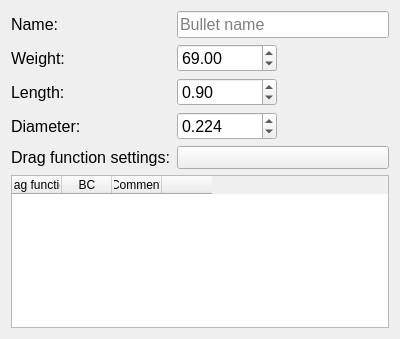
The window that ui_templates/catalog_bullet.ui (o-murphy/archer_ballistics_constructor) describes before a commit, drawn with Qt 5.
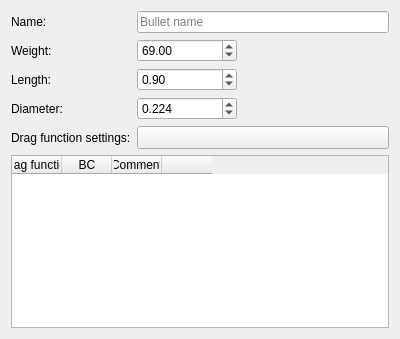
The same window after the commit. Icons and pictures are not drawn.

The edit to the form file:
```diff
--- a/ui_templates/catalog_bullet.ui
+++ b/ui_templates/catalog_bullet.ui
@@ -40,11 +40,6 @@
        <height>16777215</height>
       </size>
      </property>
-     <property name="font">
-      <font>
-       <pointsize>12</pointsize>
-      </font>
-     </property>
      <property name="decimals">
       <number>2</number>
      </property>
@@ -67,11 +62,6 @@
        <verstretch>0</verstretch>
       </sizepolicy>
      </property>
-     <property name="font">
-      <font>
-       <pointsize>12</pointsize>
-      </font>
-     </property>
      <property name="text">
       <string>Name:</string>
      </property>
@@ -85,11 +75,6 @@
        <verstretch>0</verstretch>
       </sizepolicy>
      </property>
-     <property name="font">
-      <font>
-       <pointsize>12</pointsize>
-      </font>
-     </property>
      <property name="text">
       <string>Drag function settings:</string>
      </property>
@@ -103,15 +88,6 @@
        <verstretch>0</verstretch>
       </sizepolicy>
      </property>
-     <property name="font">
-      <font>
-       <pointsize>8</pointsize>
-       <weight>75</weight>
-       <italic>false</italic>
-       <bold>true</bold>
-       <underline>false</underline>
-      </font>
-     </property>
      <property name="toolTip">
       <string>&lt;font color=black&gt;Convert&lt;/font&gt;</string>
      </property>
@@ -177,11 +153,6 @@
        <height>16777215</height>
       </size>
      </property>
-     <property name="font">
-      <font>
-       <pointsize>12</pointsize>
-      </font>
-     </property>
      <property name="decimals">
       <number>2</number>
      </property>
@@ -201,11 +172,6 @@
        <verstretch>0</verstretch>
       </sizepolicy>
      </property>
-     <property name="font">
-      <font>
-       <pointsize>12</pointsize>
-      </font>
-     </property>
      <property name="text">
       <string>Length:</string>
      </property>
@@ -219,11 +185,6 @@
        <verstretch>0</verstretch>
       </sizepolicy>
      </property>
-     <property name="font">
-      <font>
-       <pointsize>12</pointsize>
-      </font>
-     </property>
      <property name="text">
       <string>Diameter:</string>
      </property>
@@ -237,11 +198,6 @@
        <verstretch>0</verstretch>
       </sizepolicy>
      </property>
-     <property name="font">
-      <font>
-       <pointsize>12</pointsize>
-      </font>
-     </property>
      <property name="styleSheet">
       <string notr="true"/>
      </property>
@@ -267,11 +223,6 @@
        <verstretch>0</verstretch>
       </sizepolicy>
      </property>
-     <property name="font">
-      <font>
-       <pointsize>12</pointsize>
-      </font>
-     </property>
      <property name="text">
       <string>Weight:</string>
      </property>
@@ -291,11 +242,6 @@
        <height>16777215</height>
       </size>
      </property>
-     <property name="font">
-      <font>
-       <pointsize>12</pointsize>
-      </font>
-     </property>
      <property name="decimals">
       <number>3</number>
      </property>
```
